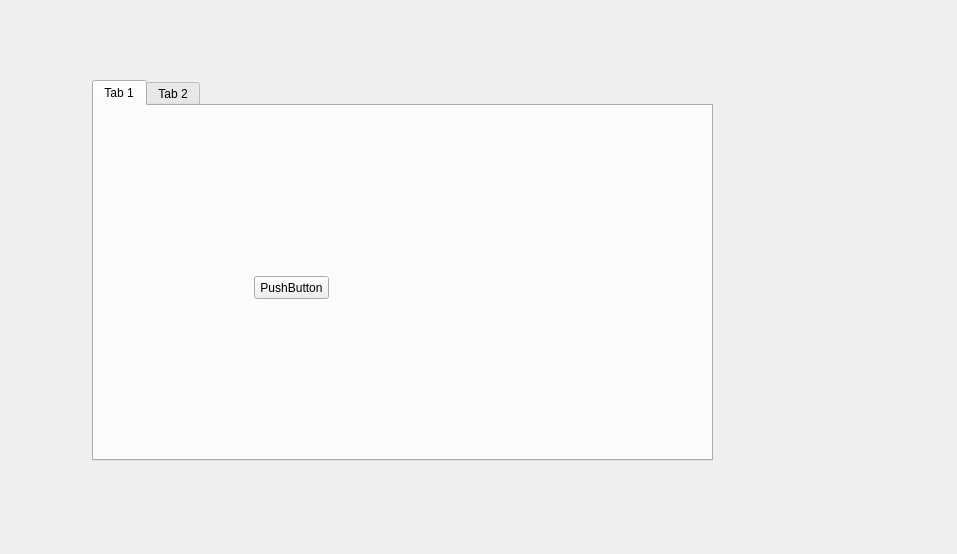
Above: ui_sprawl.ui from xuyuliang/sprawl before the change. Below: the same form after it.
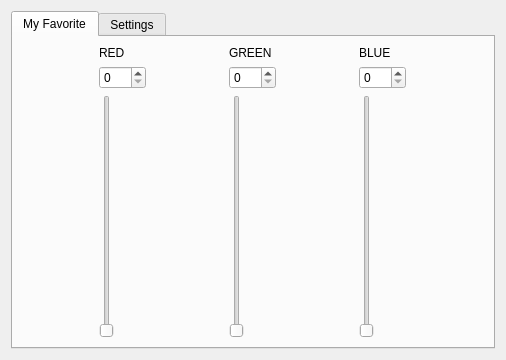
That is the form after the change.

```diff
--- a/ui_sprawl.ui
+++ b/ui_sprawl.ui
@@ -6,56 +6,125 @@
    <rect>
     <x>0</x>
     <y>0</y>
-    <width>957</width>
-    <height>554</height>
+    <width>506</width>
+    <height>360</height>
    </rect>
   </property>
   <property name="windowTitle">
    <string>sprawl</string>
   </property>
-  <widget class="QWidget" name="horizontalLayoutWidget">
-   <property name="geometry">
-    <rect>
-     <x>92</x>
-     <y>80</y>
-     <width>621</width>
-     <height>381</height>
-    </rect>
-   </property>
-   <layout class="QHBoxLayout" name="horizontalLayout">
-    <item>
-     <layout class="QVBoxLayout" name="verticalLayout">
-      <item>
-       <widget class="QTabWidget" name="tabWidget">
-        <widget class="QWidget" name="tab">
-         <attribute name="title">
-          <string>Tab 1</string>
-         </attribute>
-         <widget class="QPushButton" name="pushButton">
-          <property name="geometry">
-           <rect>
-            <x>160</x>
-            <y>170</y>
-            <width>75</width>
-            <height>23</height>
-           </rect>
-          </property>
-          <property name="text">
-           <string>PushButton</string>
-          </property>
-         </widget>
-        </widget>
-        <widget class="QWidget" name="tab_2">
-         <attribute name="title">
-          <string>Tab 2</string>
-         </attribute>
-        </widget>
+  <layout class="QHBoxLayout" name="horizontalLayout_2">
+   <item>
+    <layout class="QHBoxLayout" name="horizontalLayout">
+     <property name="sizeConstraint">
+      <enum>QLayout::SetDefaultConstraint</enum>
+     </property>
+     <item>
+      <widget class="QTabWidget" name="tabWidget">
+       <property name="currentIndex">
+        <number>0</number>
+       </property>
+       <widget class="QWidget" name="tab_1">
+        <attribute name="title">
+         <string>My Favorite</string>
+        </attribute>
+        <layout class="QGridLayout" name="gridLayout_4">
+         <item row="0" column="0">
+          <layout class="QGridLayout" name="gridLayout">
+           <item row="0" column="0">
+            <widget class="QLabel" name="label">
+             <property name="text">
+              <string>RED</string>
+             </property>
+            </widget>
+           </item>
+           <item row="1" column="0">
+            <widget class="QSpinBox" name="spinBox">
+             <property name="maximum">
+              <number>255</number>
+             </property>
+            </widget>
+           </item>
+           <item row="2" column="0">
+            <widget class="QSlider" name="verticalSlider">
+             <property name="maximum">
+              <number>255</number>
+             </property>
+             <property name="orientation">
+              <enum>Qt::Vertical</enum>
+             </property>
+            </widget>
+           </item>
+          </layout>
+         </item>
+         <item row="0" column="1">
+          <layout class="QGridLayout" name="gridLayout_2">
+           <item row="0" column="0">
+            <widget class="QLabel" name="label_2">
+             <property name="text">
+              <string>GREEN</string>
+             </property>
+            </widget>
+           </item>
+           <item row="1" column="0">
+            <widget class="QSpinBox" name="spinBox_2">
+             <property name="maximum">
+              <number>255</number>
+             </property>
+            </widget>
+           </item>
+           <item row="2" column="0">
+            <widget class="QSlider" name="verticalSlider_2">
+             <property name="maximum">
+              <number>255</number>
+             </property>
+             <property name="orientation">
+              <enum>Qt::Vertical</enum>
+             </property>
+            </widget>
+           </item>
+          </layout>
+         </item>
+         <item row="0" column="2">
+          <layout class="QGridLayout" name="gridLayout_3">
+           <item row="0" column="0">
+            <widget class="QLabel" name="label_3">
+             <property name="text">
+              <string>BLUE</string>
+             </property>
+            </widget>
+           </item>
+           <item row="1" column="0">
+            <widget class="QSpinBox" name="spinBox_3">
+             <property name="maximum">
+              <number>255</number>
+             </property>
+            </widget>
+           </item>
+           <item row="2" column="0">
+            <widget class="QSlider" name="verticalSlider_3">
+             <property name="maximum">
+              <number>255</number>
+             </property>
+             <property name="orientation">
+              <enum>Qt::Vertical</enum>
+             </property>
+            </widget>
+           </item>
+          </layout>
+         </item>
+        </layout>
        </widget>
-      </item>
-     </layout>
-    </item>
-   </layout>
-  </widget>
+       <widget class="QWidget" name="tab_2">
+        <attribute name="title">
+         <string>Settings</string>
+        </attribute>
+       </widget>
+      </widget>
+     </item>
+    </layout>
+   </item>
+  </layout>
  </widget>
  <resources/>
  <connections/>
```
Left out of the diff: 103 changed lines with no effect on the pictures.
